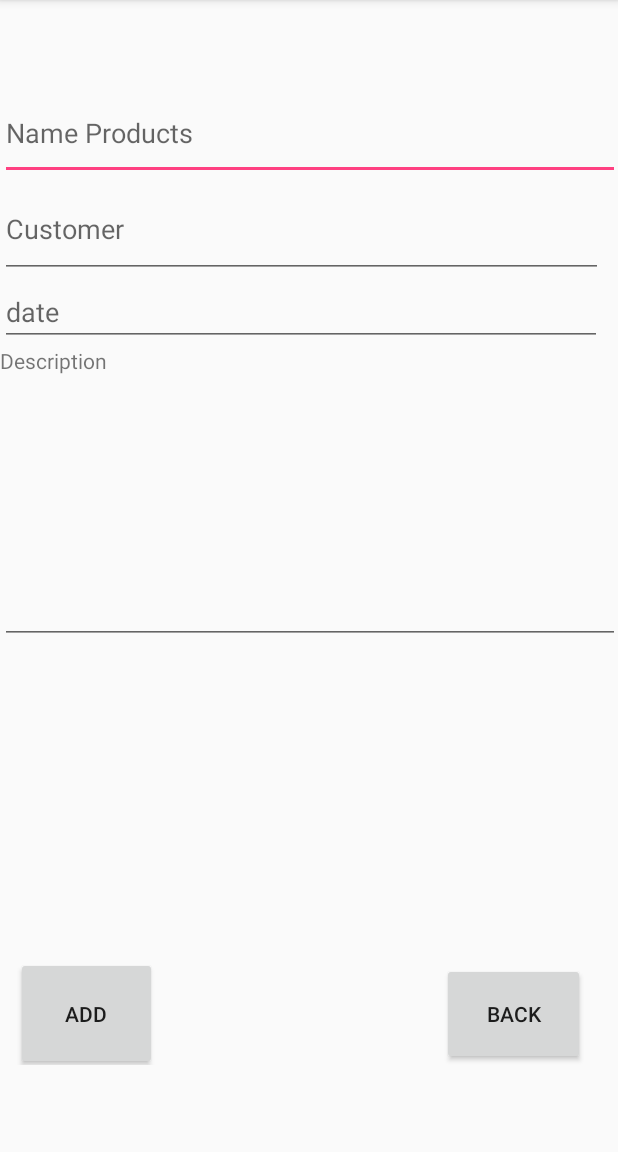
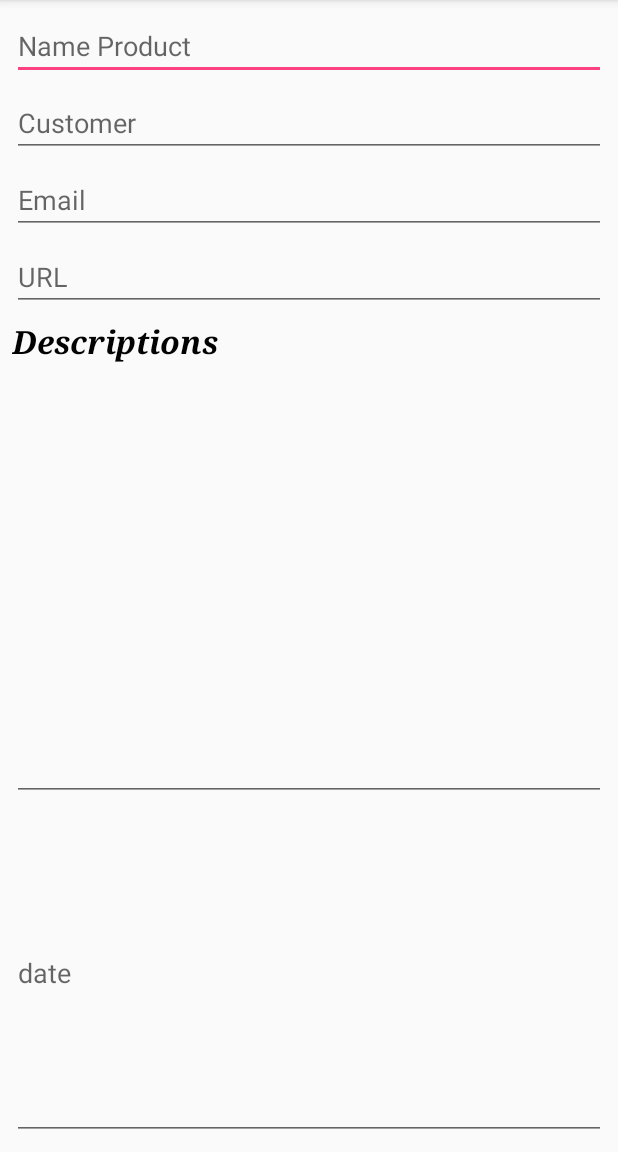
Before and after one commit to kirill9875/Project-OneIce, an Android app: the NewProduct screen opened directly, with no data from a screen before it, on a phone screen of 412 x 824 dp, the part 84-1236 px from its top. Run offline under Robolectric (Android 15) with nearby library versions, the phone set to English and light mode, and no system bars; 3 statements that could not run were skipped.

Commit message:
UI NewProduct

```diff
--- a/app/src/main/java/com/edwardvanraak/materialbarcodescannerexample/madels/NewProduct.java
+++ b/app/src/main/java/com/edwardvanraak/materialbarcodescannerexample/madels/NewProduct.java
@@ -49,7 +49,6 @@ public class NewProduct extends AppCompatActivity {
         mTitle_editText = (EditText) findViewById(R.id.title_editText);
         mTitle_editText.setText(title);
 
-        TextView mTxtDescription = (TextView) findViewById(R.id.description_textView);
 
         mCustomer_editText = (EditText) findViewById(R.id.customer_editText);
         mCustomer_editText.setText(key);
--- a/app/src/main/res/layout/activity_new_product.xml
+++ b/app/src/main/res/layout/activity_new_product.xml
@@ -7,90 +7,118 @@
     tools:context="com.edwardvanraak.materialbarcodescannerexample.madels.NewProduct">
 
     <LinearLayout
-        android:id="@+id/linearLayout3"
-        android:layout_width="413dp"
-        android:layout_height="521dp"
-        android:orientation="vertical"
-        app:layout_constraintBottom_toTopOf="@+id/linearLayout"
+        android:id="@+id/linearLayout5"
+        android:layout_width="0dp"
+        android:layout_height="0dp"
+        android:layout_marginStart="8dp"
+        android:layout_marginLeft="8dp"
+        android:layout_marginTop="8dp"
+        android:layout_marginEnd="8dp"
+        android:layout_marginRight="8dp"
+        android:layout_marginBottom="8dp"
+        android:orientation="horizontal"
+        app:layout_constraintBottom_toBottomOf="parent"
         app:layout_constraintEnd_toEndOf="parent"
-        app:layout_constraintHorizontal_bias="0.0"
         app:layout_constraintStart_toStartOf="parent"
         app:layout_constraintTop_toTopOf="parent">
 
+        <LinearLayout
+            android:layout_width="match_parent"
+            android:layout_height="match_parent"
+            android:orientation="vertical">
+
+            <LinearLayout
+                android:layout_width="match_parent"
+                android:layout_height="529dp"
+                android:orientation="horizontal">
+
+                <ScrollView
+                    android:layout_width="match_parent"
+                    android:layout_height="match_parent">
+
+                    <LinearLayout
+                        android:layout_width="match_parent"
+                        android:layout_height="wrap_content"
+                        android:orientation="vertical">
+
                         <EditText
-            android:id="@+id/title_editText"
+                            android:id="@+id/title_editTxt"
                             android:layout_width="match_parent"
-            android:layout_height="62dp"
+                            android:layout_height="wrap_content"
+                            android:layout_marginBottom="6sp"
                             android:ems="10"
-            android:hint="Name Products"
+                            android:hint="Name Product"
                             android:inputType="textPersonName" />
 
                         <EditText
                             android:id="@+id/customer_editText"
-            android:layout_width="402dp"
-            android:layout_height="65dp"
+                            android:layout_width="match_parent"
+                            android:layout_height="wrap_content"
+                            android:layout_marginBottom="6sp"
                             android:ems="10"
                             android:hint="Customer"
                             android:inputType="textPersonName" />
 
                         <EditText
-            android:id="@+id/date_editText"
-            android:layout_width="401dp"
+                            android:id="@+id/email_editText"
+                            android:layout_width="match_parent"
                             android:layout_height="wrap_content"
+                            android:layout_marginBottom="6sp"
+                            android:ems="10"
+                            android:hint="Email"
+                            android:inputType="textEmailAddress" />
+
+                        <EditText
+                            android:id="@+id/url_editText"
+                            android:layout_width="match_parent"
+                            android:layout_height="wrap_content"
+                            android:layout_marginBottom="6sp"
+                            android:ems="10"
+                            android:hint="URL"
+                            android:inputType="textPersonName" />
+
+                        <TextView
+                            android:id="@+id/descriptions_txtView"
+                            android:layout_width="match_parent"
+                            android:layout_height="match_parent"
+                            android:lineSpacingExtra="8sp"
+                            android:text="Descriptions"
+                            android:textAllCaps="false"
+                            android:textAppearance="@style/TextAppearance.AppCompat.Medium"
+                            android:textColor="#020202"
+                            android:textSize="21sp"
+                            android:textStyle="bold|italic"
+                            android:typeface="serif" />
+
+                        <EditText
+                            android:id="@+id/descriptions_editText"
+                            android:layout_width="match_parent"
+                            android:layout_height="292dp"
+                            android:ems="10"
+                            android:gravity="start|top"
+                            android:inputType="textMultiLine"
+                            android:lines="0"
+                            android:minLines="5"
+                            android:visibility="visible" />
+
+                    </LinearLayout>
+                </ScrollView>
+            </LinearLayout>
+
+            <LinearLayout
+                android:layout_width="match_parent"
+                android:layout_height="match_parent"
+                android:orientation="vertical">
+
+                <EditText
+                    android:id="@+id/date_editTxt"
+                    android:layout_width="match_parent"
+                    android:layout_height="match_parent"
                     android:ems="10"
                     android:hint="date"
                     android:inputType="date" />
-
-        <TextView
-            android:id="@+id/description_textView"
-            android:layout_width="86dp"
-            android:layout_height="wrap_content"
-            android:text="Description" />
-
-        <EditText
-            android:id="@+id/decription_editText"
-            android:layout_width="match_parent"
-            android:layout_height="179dp"
-            android:ems="10"
-            android:gravity="start|top"
-            android:inputType="textMultiLine" />
-
             </LinearLayout>
-
-    <LinearLayout
-        android:id="@+id/linearLayout"
-        android:layout_width="411dp"
-        android:layout_height="72dp"
-        android:layout_marginStart="5dp"
-        android:layout_marginLeft="5dp"
-        android:layout_marginEnd="5dp"
-        android:layout_marginRight="5dp"
-        android:orientation="vertical"
-        app:layout_constraintBottom_toBottomOf="parent"
-        app:layout_constraintEnd_toEndOf="parent"
-        app:layout_constraintStart_toStartOf="parent"
-        app:layout_constraintTop_toBottomOf="@+id/linearLayout3">
-
-        <LinearLayout
-            android:layout_width="match_parent"
-            android:layout_height="72dp"
-            android:orientation="horizontal">
-
-            <Button
-                android:id="@+id/update_btn"
-                android:layout_width="94dp"
-                android:layout_height="75dp"
-                android:layout_marginLeft="10dp"
-                android:text="ADD" />
-
-            <Button
-                android:id="@+id/btn_back"
-                android:layout_width="95dp"
-                android:layout_height="68dp"
-                android:layout_marginLeft="190dp"
-                android:text="back" />
         </LinearLayout>
 
     </LinearLayout>
-
 </android.support.constraint.ConstraintLayout>
```
Lines whose indentation alone changed are shown as unchanged.
